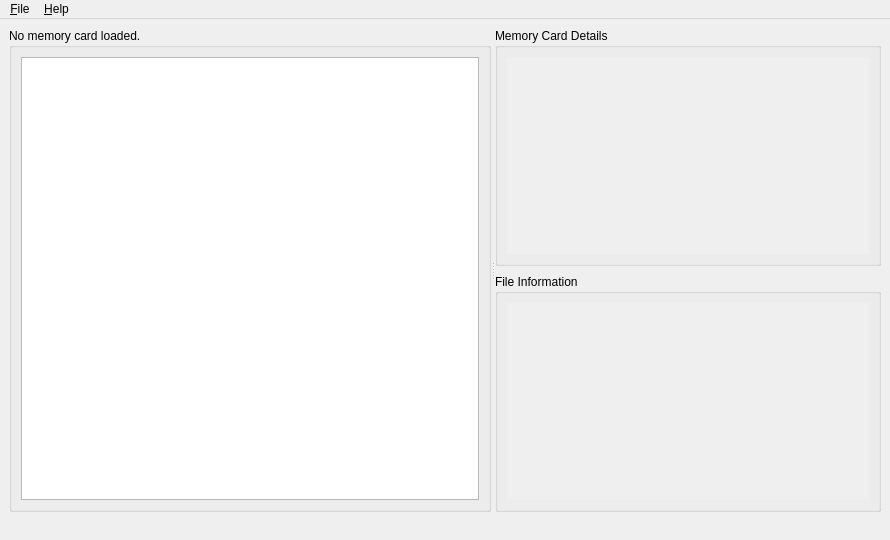
This is src/mcrecover/ui/McRecoverWindow.ui in GerbilSoft/mcrecover as Qt 5 draws it before an edit. The edited form follows.
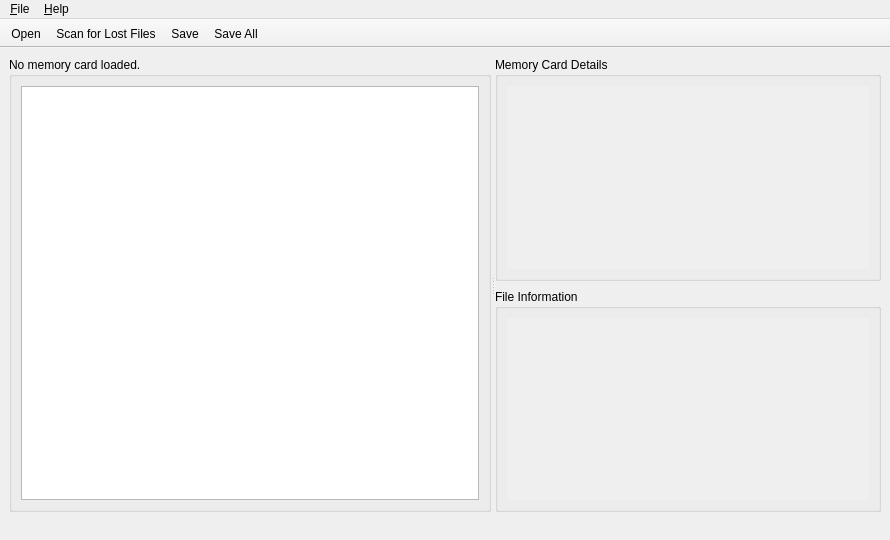
This is the edited form. Icons and pictures are not drawn. Custom widgets are drawn as their Qt base class.

Commit message:
McRecoverWindow: Promote the Memory Card toolbar to the MainWindow toolbar.
The toolbar will also be used for selecting the primary region,
so we need to move it to the MainWindow in order to have enough
space to show all of the buttons.

NOTE: actionAbout isn't part of the toolbar in the UI file, since
it's added after a spacer.

Also, make sure actionExit uses a themed icon.

The edit to the form file:
```diff
--- a/src/mcrecover/ui/McRecoverWindow.ui
+++ b/src/mcrecover/ui/McRecoverWindow.ui
@@ -86,7 +86,7 @@
                 <x>0</x>
                 <y>0</y>
                 <width>373</width>
-                <height>202</height>
+                <height>187</height>
                </rect>
               </property>
               <layout class="QVBoxLayout" name="vboxScrlMemCardInfo">
@@ -136,7 +136,7 @@
                 <x>0</x>
                 <y>0</y>
                 <width>373</width>
-                <height>201</height>
+                <height>186</height>
                </rect>
               </property>
               <layout class="QVBoxLayout" name="vboxScrlFileInfo">
@@ -208,6 +208,27 @@
     <bool>false</bool>
    </property>
   </widget>
+  <widget class="QToolBar" name="toolBar">
+   <property name="movable">
+    <bool>false</bool>
+   </property>
+   <property name="allowedAreas">
+    <set>Qt::TopToolBarArea</set>
+   </property>
+   <property name="floatable">
+    <bool>false</bool>
+   </property>
+   <attribute name="toolBarArea">
+    <enum>TopToolBarArea</enum>
+   </attribute>
+   <attribute name="toolBarBreak">
+    <bool>false</bool>
+   </attribute>
+   <addaction name="actionOpen"/>
+   <addaction name="actionScan"/>
+   <addaction name="actionSave"/>
+   <addaction name="actionSaveAll"/>
+  </widget>
   <action name="actionOpen">
    <property name="icon">
     <iconset resource="resources/oxygen/oxygen.qrc">
```
The commit also changes 1 other file.
